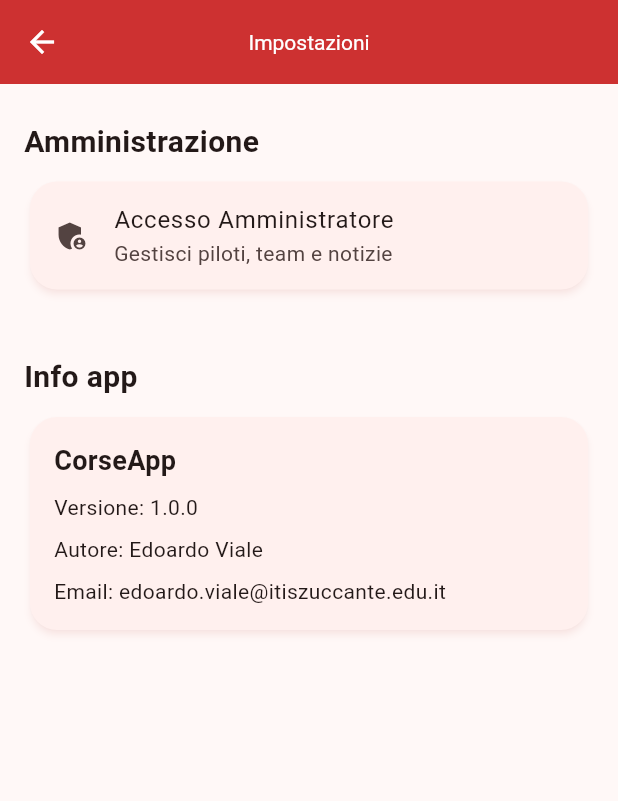
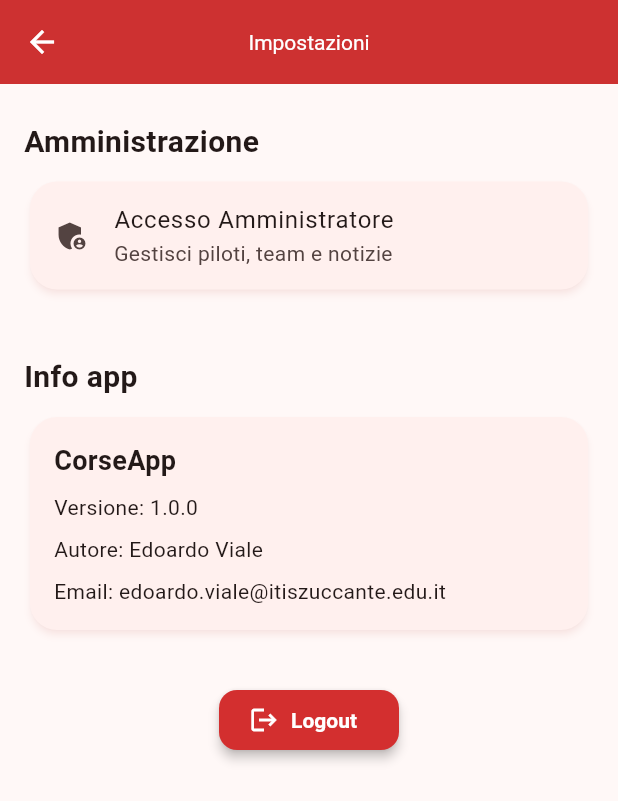
Before and after one commit to EdViaz/corseapp, a Flutter app: the SettingsScreen screen opened by its route, on a phone screen of 412 x 824 dp. Shown: the top 801 px of the screen. Run offline on Flutter 3.47's test engine with Material 3 defaults, Android fonts, the phone set to English and light mode, and no system bars; our stand-ins replace shared_preferences; accounts and stored records are empty; network calls fail; Roboto replaces fonts that are missing (Montserrat).

Commit message:
sistemata schermata benvenuto e aggiunto pulsante logout anche nei settings

```diff
--- a/lib/screens/news_screen.dart
+++ b/lib/screens/news_screen.dart
@@ -49,6 +49,7 @@ class _NewsScreenState extends State<NewsScreen> {
       appBar: AppBar(
         title: const Text('Notizie'),
         backgroundColor: Colors.red.shade700,
+        automaticallyImplyLeading: false,
         actions: [
           IconButton(
             icon: Icon(
--- a/lib/screens/settings_screen.dart
+++ b/lib/screens/settings_screen.dart
@@ -1,6 +1,8 @@
 import 'dart:convert';
 
+import 'package:corseapp/services/auth_service.dart';
 import 'package:corseapp/services/config.dart';
+import 'package:corseapp/services/preferences_service.dart';
 import 'package:flutter/material.dart';
 import 'package:http/http.dart' as http;
 import 'admin_screen.dart';
@@ -36,6 +38,8 @@ class _SettingsScreenState extends State<SettingsScreen> {
           const SizedBox(height: 32),
           _buildSectionTitle('Info app'),
           _buildAppInfo(),
+          const SizedBox(height: 32),
+          _buildLogoutButton(),
         ],
       ),
     );
@@ -165,4 +169,29 @@ class _SettingsScreenState extends State<SettingsScreen> {
       ),
     );
   }
+
+  Widget _buildLogoutButton() {
+    return Align(
+      alignment: Alignment.center,
+      child: ElevatedButton.icon(
+        icon: const Icon(Icons.logout, size: 20),
+        label: const Text('Logout'),
+        style: ElevatedButton.styleFrom(
+          backgroundColor: Colors.red.shade700,
+          foregroundColor: Colors.white,
+          minimumSize: const Size(120, 40),
+          shape: RoundedRectangleBorder(borderRadius: BorderRadius.circular(12)),
+        ),
+        onPressed: () async {
+          try {
+            await AuthService().logout();
+            await PreferencesService().resetAllPreferences();
+          } catch (_) {}
+          if (mounted) {
+            Navigator.of(context).pushNamedAndRemoveUntil('/welcome', (route) => false);
+          }
+        },
+      ),
+    );
+  }
 }
```
